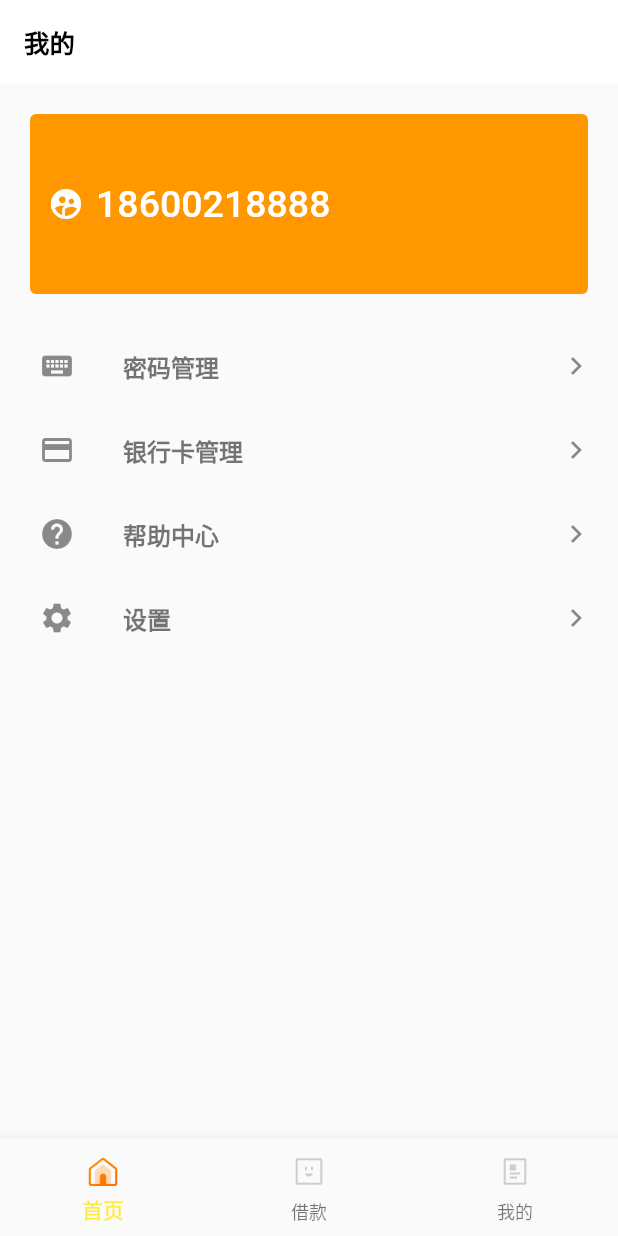
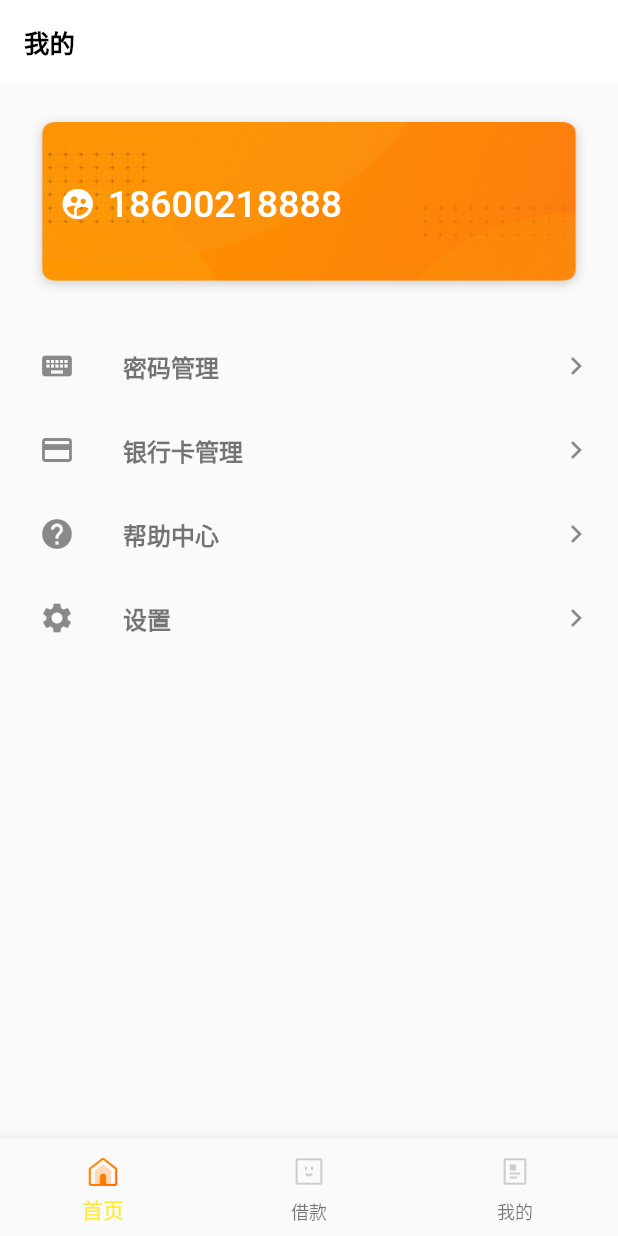
Before and after one commit to HQ-2019/FlutterDemo, a Flutter app: the screen it shows after launch, swiped to page 3, on a phone screen of 412 x 824 dp. Run offline on Flutter 3.47's test engine with Material 2 defaults, Android fonts, the phone set to English and light mode, and no system bars; our stand-ins replace flutter_swiper; network calls fail.

Commit message:
no message

```diff
--- a/demo/lib/pages/MyPage.dart
+++ b/demo/lib/pages/MyPage.dart
@@ -34,13 +34,14 @@ class _MyPageState extends State<MyPage> {
               height: 120,
               margin: EdgeInsets.all(20.0),
               decoration: BoxDecoration(
-                color: Colors.orange,
-                borderRadius: BorderRadius.all(Radius.circular(4.0)), // 设置圆角
+                image: DecorationImage(image: AssetImage('images/bg_me_top@3x.png'), fit: BoxFit.fill),
+//                color: Colors.orange,
+//                borderRadius: BorderRadius.all(Radius.circular(4.0)), // 设置圆角
 //                border: new Border.all(width: 1, color: Colors.green) // 设置边框
               ),
               child: Center(
                 child: Container(
-                  alignment: Alignment.centerLeft,
+                  alignment: Alignment(-0.9, 0.0),
                   child: RaisedButton.icon(
                     onPressed: () {},
                     elevation: 0.0,
```
Also changed, not shown: demo/images/bg_me_top@3x.png (added).
